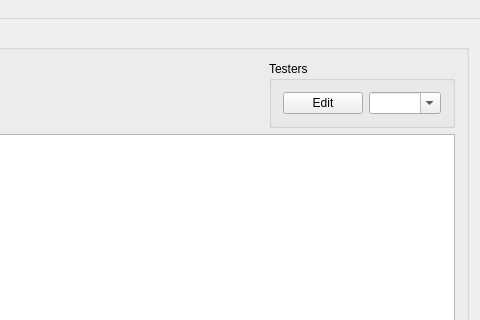
First picture: the form in IdsEditor/IdsEditor.ui, repository pnnl/ms-speak, before the edit; both pictures show x 337 to 817 and y 0 to 320 of the 817 by 629 pixel window.
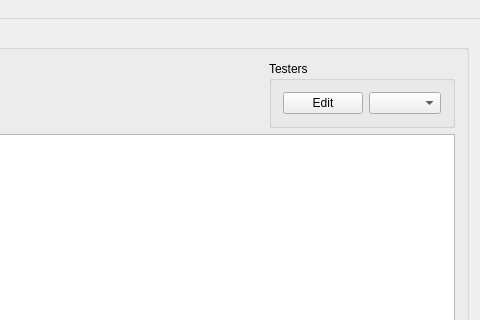
Second picture: the form after the edit. Icons and pictures are not drawn.

The edit to the form file:
```diff
--- a/IdsEditor/IdsEditor.ui
+++ b/IdsEditor/IdsEditor.ui
@@ -124,7 +124,7 @@
              <string/>
             </property>
             <property name="editable">
-             <bool>true</bool>
+             <bool>false</bool>
             </property>
             <property name="sizeAdjustPolicy">
              <enum>QComboBox::AdjustToContents</enum>
@@ -133,7 +133,7 @@
              <number>0</number>
             </property>
             <property name="placeholderText">
-             <string>0.0.0.0</string>
+             <string/>
             </property>
            </widget>
           </item>
```
Left out of the diff: 12 changed lines with no effect on the pictures.
